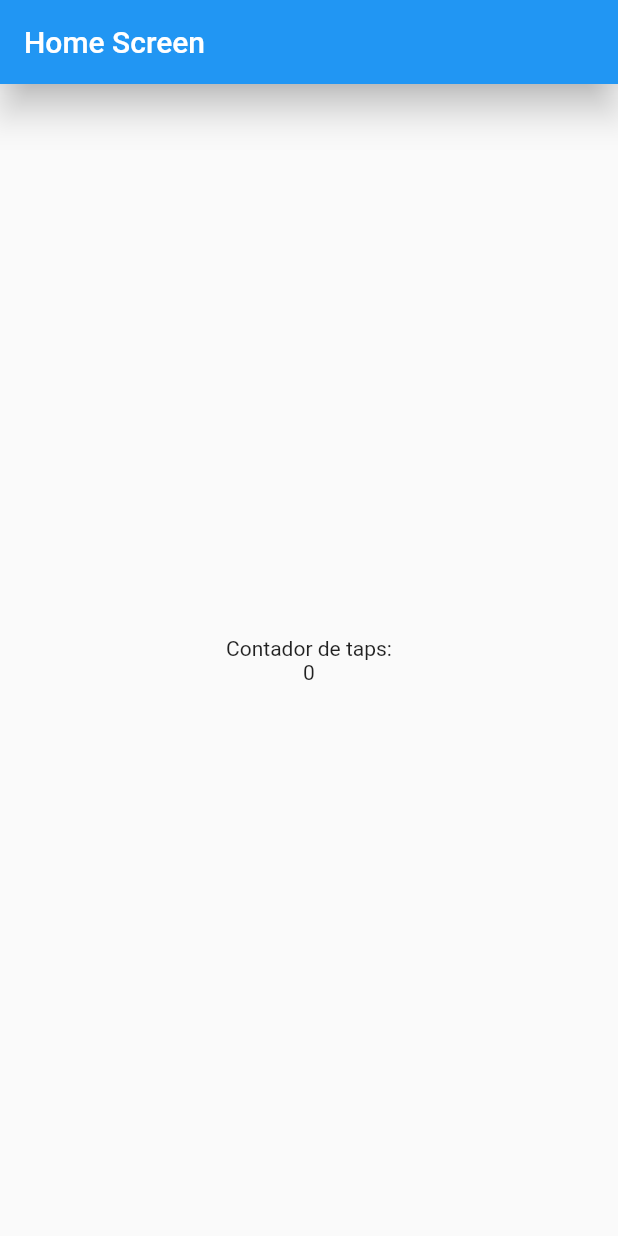
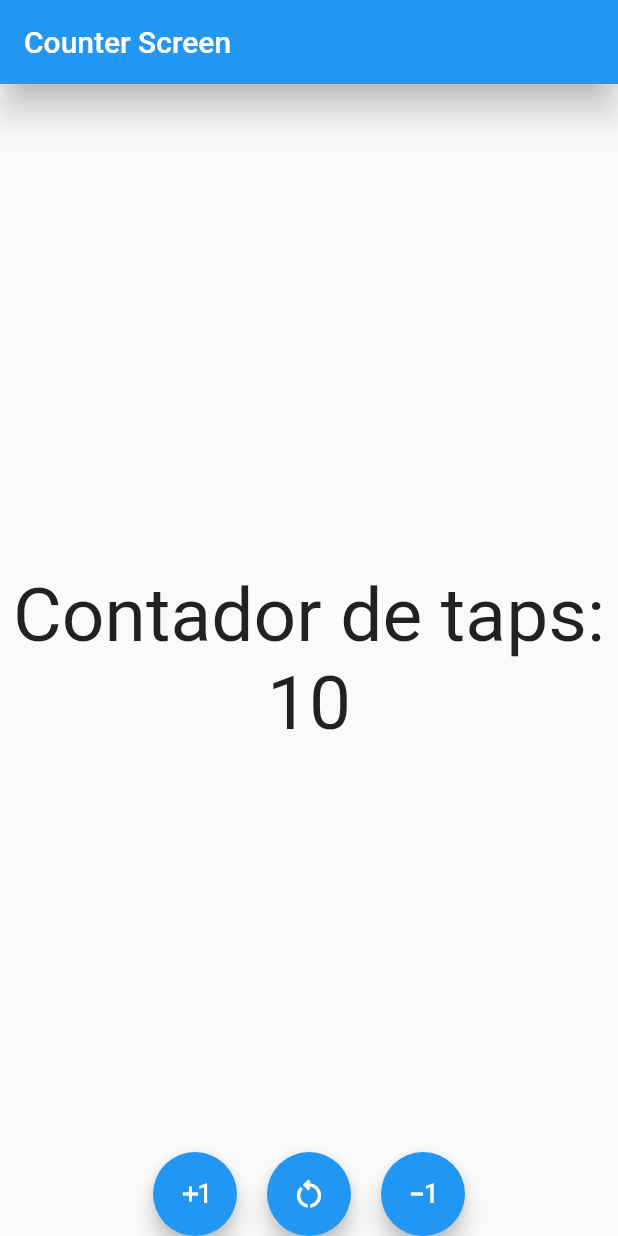
Before and after one commit to Coihue555/flutter-practicas, a Flutter app: the screen it shows after launch, on a phone screen of 412 x 824 dp. Run offline on Flutter 3.47's test engine with Material 2 defaults, Android fonts, the phone set to English and light mode, and no system bars.

Commit message:
Counter with 3 buttons

```diff
--- a/lib/main.dart
+++ b/lib/main.dart
@@ -1,20 +1,24 @@
 
-import 'package:count_app/screens/home_screen.dart';
+import 'package:count_app/screens/counter_screen.dart';
 import 'package:flutter/material.dart';
 
 void main(){
   runApp(const MyApp());
 }
 
-class MyApp extends StatelessWidget{
+class MyApp extends StatefulWidget{
   const MyApp({Key? key}) : super(key: key);
 
+  @override
+  State<MyApp> createState() => _MyAppState();
+}
+
+class _MyAppState extends State<MyApp> {
   @override
   Widget build(BuildContext context) {
    return const MaterialApp(
      debugShowCheckedModeBanner: false,
-     home: HomeScreen()
+     home: CounterScreen()
    );
   }
-
 }
--- /dev/null
+++ b/lib/screens/counter_screen.dart
@@ -0,0 +1,76 @@
+import 'package:flutter/material.dart';
+
+class CounterScreen extends StatefulWidget{
+  const CounterScreen({Key? key}) : super(key: key);
+
+
+  @override
+  State<CounterScreen> createState() => _CounterScreenState();
+}
+
+class _CounterScreenState extends State<CounterScreen> {
+  int counter = 10;
+  @override
+  Widget build(BuildContext context) {
+
+const fontSize30 = TextStyle(fontSize: 50);
+
+
+    return  Scaffold(
+      appBar: AppBar(
+        title: const Text('Counter Screen'),
+        elevation: 10.0,
+      ),
+      body: Center(
+        child: Column(
+          mainAxisAlignment: MainAxisAlignment.center,
+          children: <Widget>[
+             const Text('Contador de taps:', style: fontSize30 ),
+             Text('$counter', style: fontSize30),
+            ],
+          ),
+      ),
+      floatingActionButtonLocation: FloatingActionButtonLocation.centerDocked ,
+      floatingActionButton: Row(
+        mainAxisAlignment: MainAxisAlignment.center,
+        children: [
+          FloatingActionButton(
+            child: const Icon(Icons.exposure_plus_1_outlined),
+            onPressed: (){
+              counter++;
+              setState(() {
+
+              });
+
+            }),
+
+            const SizedBox(width: 20),
+
+            FloatingActionButton(
+            child: const Icon(Icons.restart_alt_outlined),
+            onPressed: (){
+              counter=0;
+              setState(() {
+
+              });
+
+            }),
+
+            const SizedBox(width: 20),
+
+            FloatingActionButton(
+            child: const Icon(Icons.exposure_minus_1_outlined),
+            onPressed: (){
+              counter--;
+              setState(() {
+
+              });
+
+            }),
+        ],
+      ),
+    );
+
+
+  }
+}
--- a/lib/screens/home_screen.dart
+++ b/lib/screens/home_screen.dart
@@ -5,6 +5,10 @@ class HomeScreen extends StatelessWidget{
 
   @override
   Widget build(BuildContext context) {
+
+const fontSize30 = TextStyle(fontSize: 50);
+int counter = 10;
+
     return  Scaffold(
       appBar: AppBar(
         title: const Text('Home Screen'),
@@ -13,11 +17,20 @@ class HomeScreen extends StatelessWidget{
       body: Center(
         child: Column(
           mainAxisAlignment: MainAxisAlignment.center,
-          children: const <Widget>[
-             Text('Contador de taps:'),
-             Text('0'),
-             ],),
+          children: <Widget>[
+             const Text('Contador de taps:', style: fontSize30 ),
+             Text('$counter', style: fontSize30),
+            ],
+          ),
       ),
+      //floatingActionButtonLocation: FloatingActionButtonLocation.centerTop ,
+      floatingActionButton: FloatingActionButton(
+        child: const Icon(Icons.add),
+        onPressed: (){
+          counter++;
+          print('Hola FAB! $counter' );
+
+        }),
     );
 
 
```
